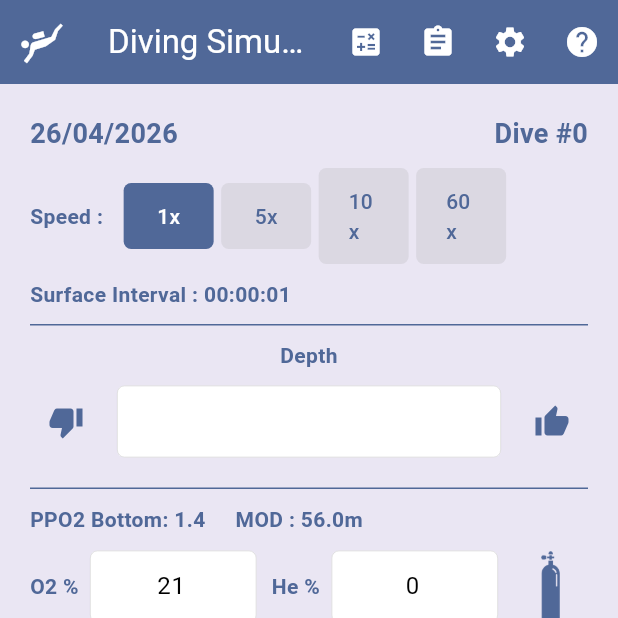
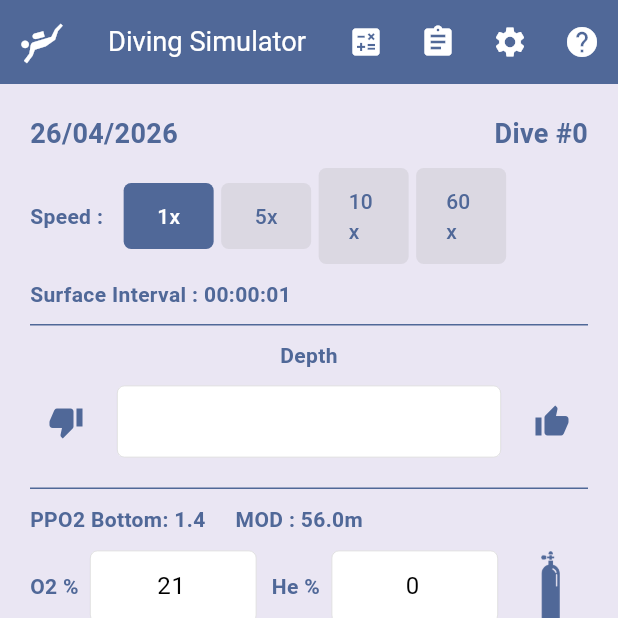
Before and after one commit to simair2000/dive_computer_simulator, a Flutter app: the PageHome screen opened by its route, on a phone screen of 412 x 824 dp, the top half of it. Run offline on Flutter 3.47's test engine with Material 3 defaults, Android fonts, the phone set to English and light mode, and no system bars; our stand-ins replace after_layout, fl_chart, get, go_router, hive_ce, jiffy; missing offline and left inert: window_manager; accounts and stored records are empty.

Commit message:
* InputText 에 숫자만 필요하면 숫자키보드가 올라오도록 수정 * bottom 실린더가 여러개면 30Bar 씩 번갈아가면서 사용하도록 수정

```diff
--- a/dive_computer_flutter/lib/Pages/pageHome.dart
+++ b/dive_computer_flutter/lib/Pages/pageHome.dart
@@ -56,7 +56,21 @@ class _PageHomeState extends State<PageHome> with AfterLayoutMixin {
   Widget build(BuildContext context) {
     return Scaffold(
       appBar: AppBar(
-        title: Text('Diving Simulator').color(Colors.white),
+        title: LayoutBuilder(
+          builder: (context, constraints) {
+            return Align(
+              alignment: Alignment.centerLeft,
+              child: SizedBox(
+                width: constraints.maxWidth,
+                child: FittedBox(
+                  fit: BoxFit.scaleDown,
+                  alignment: Alignment.centerLeft,
+                  child: Text('Diving Simulator').color(Colors.white),
+                ),
+              ),
+            );
+          },
+        ),
         leading: const Icon(Icons.scuba_diving, color: Colors.white, size: 30),
         backgroundColor: colorMain,
         actions: [
@@ -217,6 +231,9 @@ class _PageHomeState extends State<PageHome> with AfterLayoutMixin {
                   child: InputText(
                     controller: _textControllerDepth,
                     textAlign: TextAlign.center,
+                    keyboardType: TextInputType.numberWithOptions(
+                      decimal: true,
+                    ),
                     inputFormatters: [
                       FilteringTextInputFormatter.allow(RegExp(r'^\d*\.?\d*$')),
                     ],
@@ -274,6 +291,9 @@ class _PageHomeState extends State<PageHome> with AfterLayoutMixin {
                   child: InputText(
                     controller: _textControllerEAN,
                     textAlign: TextAlign.center,
+                    keyboardType: TextInputType.numberWithOptions(
+                      decimal: true,
+                    ),
                     inputFormatters: [
                       FilteringTextInputFormatter.allow(RegExp(r'^\d{0,3}$')),
                     ],
@@ -299,6 +319,9 @@ class _PageHomeState extends State<PageHome> with AfterLayoutMixin {
                   child: InputText(
                     controller: _textControllerHe,
                     textAlign: TextAlign.center,
+                    keyboardType: TextInputType.numberWithOptions(
+                      decimal: true,
+                    ),
                     inputFormatters: [
                       FilteringTextInputFormatter.allow(RegExp(r'^\d{0,2}$')),
                     ],
```
Also changed, not shown: dive_computer_flutter/lib/Pages/pageERDP.dart (+24 -1 lines), dive_computer_flutter/lib/Pages/pagePlanner.dart (+11 -0 lines), dive_computer_flutter/lib/Pages/pageSettings.dart (+18 -1 lines), dive_computer_flutter/lib/dive_planner.dart (+48 -98 lines).
